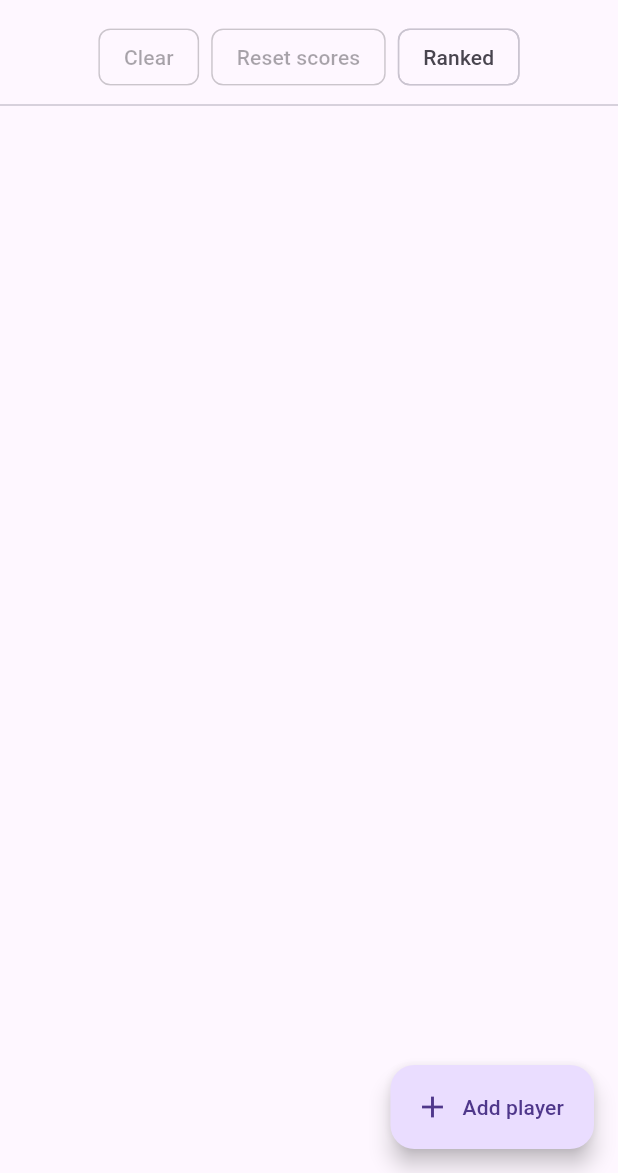
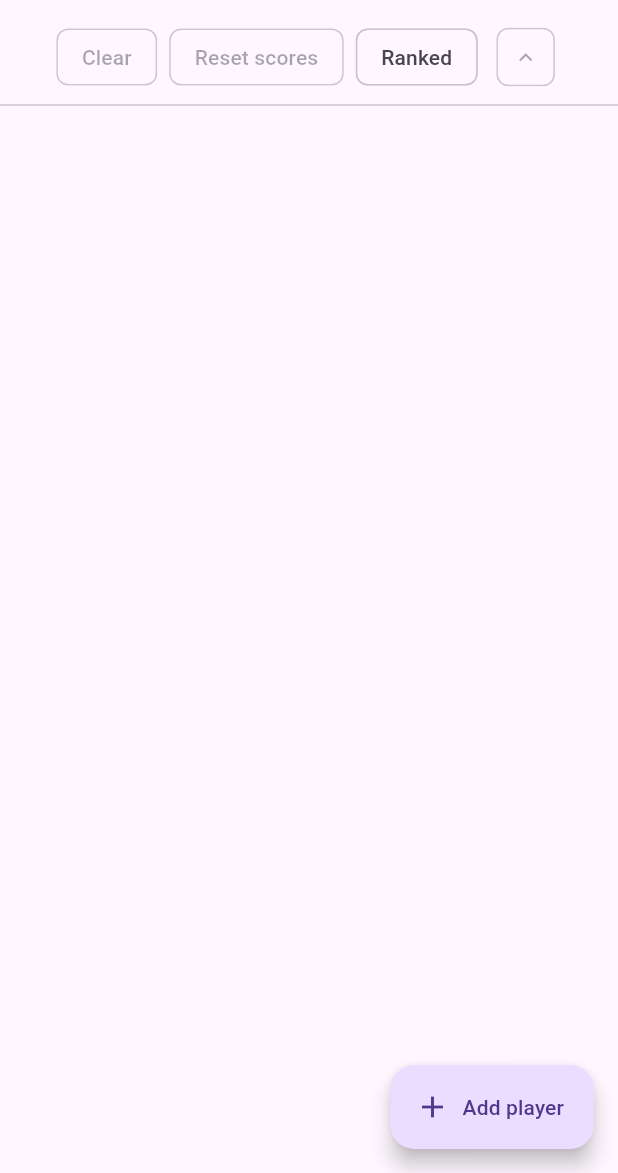
Before and after one commit to leondeklerk/scored, a Flutter app: the screen it shows after launch, on a phone screen of 412 x 824 dp, the part 63-1236 px from its top. Run offline on Flutter 3.47's test engine with Material 2 defaults, Android fonts, the phone set to English and light mode, and no system bars; our stand-ins replace wakelock; generated files the repository leaves out were written again.

Commit message:
Improve sorting
Signed-off-by: Leon de Klerk <developer@leondeklerk.com>

```diff
--- a/lib/home_screen.dart
+++ b/lib/home_screen.dart
@@ -41,7 +41,12 @@ class _HomeScreenState extends State<HomeScreen> {
   }
 
   void _determineRanks() {
-    users.sort((userA, userB) => userB.score.compareTo(userA.score));
+    users.sort((userA, userB) {
+      if (_reversed) {
+        return userA.score.compareTo(userB.score);
+      }
+      return userB.score.compareTo(userA.score);
+    });
     if (users.isEmpty) {
       return;
     }
@@ -50,7 +55,9 @@ class _HomeScreenState extends State<HomeScreen> {
     int lastScore = users[0].score;
     int rank = 1;
     for (var user in users) {
-      if (user.score < lastScore) {
+      // Only increase rank if the new score is different
+      bool cond = _reversed ? user.score > lastScore : user.score < lastScore;
+      if (cond) {
         rank += 1;
         user.rank = rank;
         lastScore = user.score;
@@ -75,11 +82,25 @@ class _HomeScreenState extends State<HomeScreen> {
     }
   }
 
+  void _reverse() {
+    if (_ranked) {
+      setState(() {
+        _reversed = !_reversed;
+        _determineRanks();
+      });
+    } else {
+      setState(() {
+        _reversed = !_reversed;
+      });
+    }
+  }
+
   late User? Function() userFormSubmit;
   late int? Function() scoreFormSubmit;
   List<User> users = [];
   bool _ranked = false;
   int _topScore = 0;
+  bool _reversed = false;
 
   @override
   Widget build(BuildContext context) {
@@ -168,7 +189,25 @@ class _HomeScreenState extends State<HomeScreen> {
                             semanticsLabel: locale.semanticRanked),
                         selected: _ranked,
                         onSelected: _setRanked,
-                      )
+                      ),
+                      Semantics(
+                        label: _reversed
+                            ? locale.semanticsReverseDesc
+                            : locale.semanticsReverseAsc,
+                        button: true,
+                        child: ActionChip(
+                            onPressed: _ranked ? _reverse : null,
+                            label: Semantics(
+                                excludeSemantics: true, child: const Text("")),
+                            avatar: (() {
+                              if (_reversed) {
+                                return const Icon(Icons.keyboard_arrow_down);
+                              } else {
+                                return const Icon(Icons.keyboard_arrow_up);
+                              }
+                            })(),
+                            labelPadding: EdgeInsets.zero),
+                      ),
                     ]),
               ],
             ),
--- a/lib/l10n/intl_en.arb
+++ b/lib/l10n/intl_en.arb
@@ -49,5 +49,7 @@
   "semanticRanked": "Show player ranks",
   "semanticListControls": "Player list controls",
   "semanticAddPoints": "Add points to player.",
-  "semanticRemovePlayer": "Remove player."
+  "semanticRemovePlayer": "Remove player.",
+  "semanticsReverseAsc": "Rank order - Highest score first",
+  "semanticsReverseDesc": "Rang order - Lowest score first"
 }
--- a/lib/l10n/intl_nl.arb
+++ b/lib/l10n/intl_nl.arb
@@ -49,5 +49,7 @@
   "semanticRanked": "Toon speler rangen",
   "semanticListControls": "Spelerslijst knoppen",
   "semanticAddPoints": "Voeg punten toe aan de speler.",
-  "semanticRemovePlayer": "Verwijder de speler."
+  "semanticRemovePlayer": "Verwijder de speler.",
+  "semanticsReverseAsc": "Rang volgorde - Hoogste score eerst",
+  "semanticsReverseDesc": "Rang volgorde - Laagste score eerst"
 }
```
Also changed, not shown: lib/generated/intl/messages_en.dart, lib/generated/intl/messages_nl.dart, lib/generated/l10n.dart, 2 other files.
